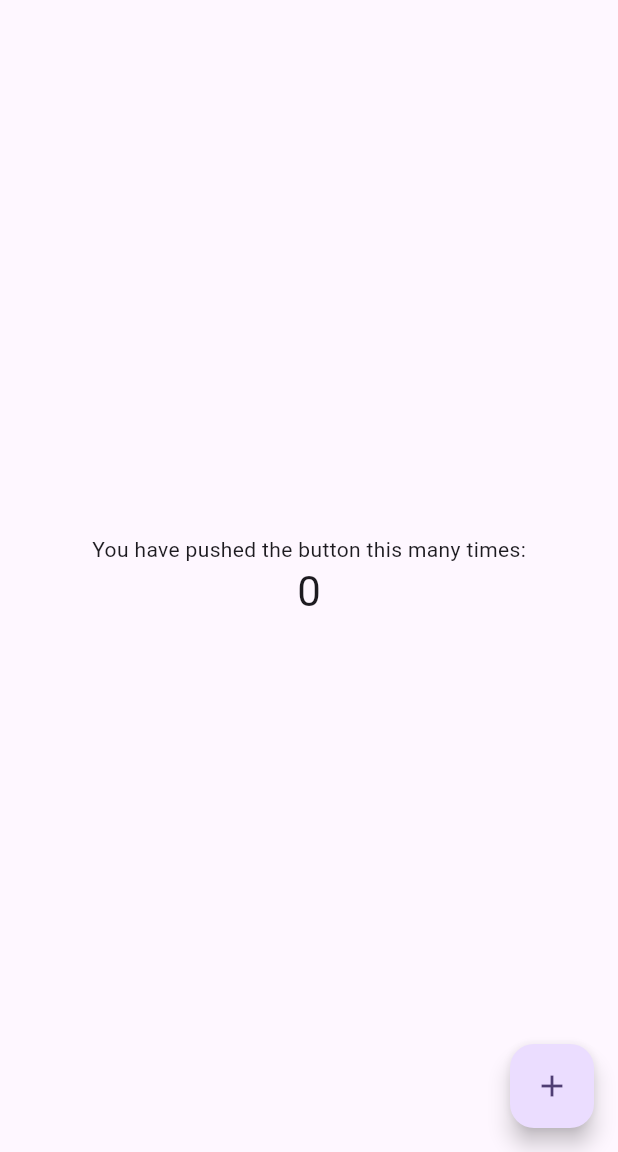
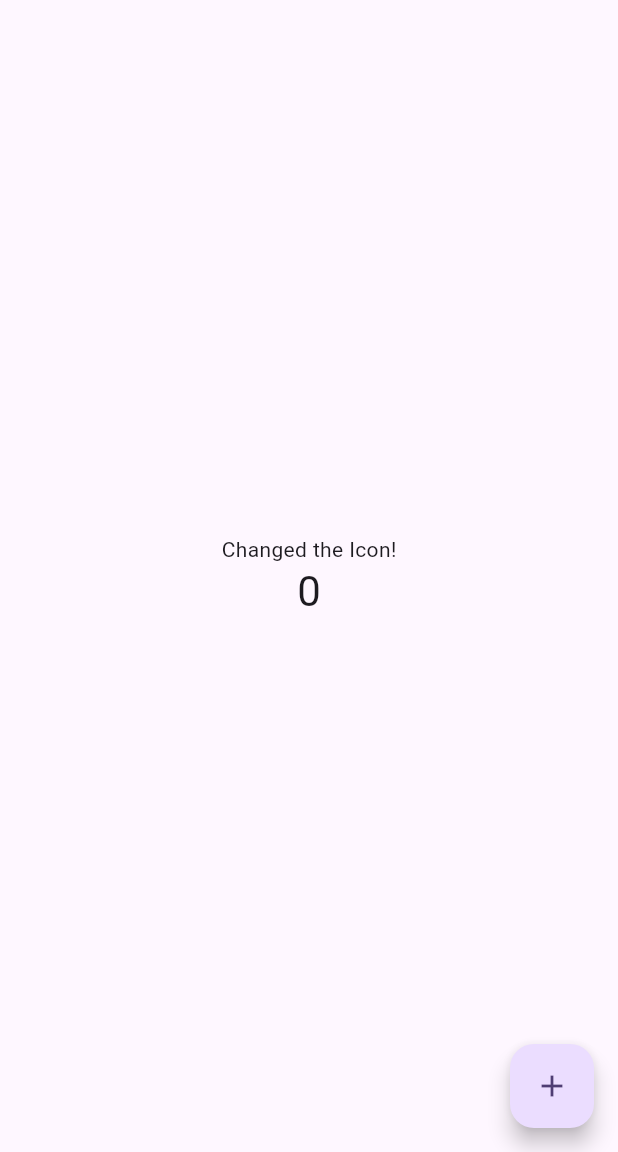
Before and after one commit to SorawitZongkun/learn_flutter_67_1_2, a Flutter app: the screen it shows after launch, on a phone screen of 412 x 824 dp, the part 84-1236 px from its top. Run offline on Flutter 3.47's test engine with Material 3 defaults, Android fonts, the phone set to English and light mode, and no system bars.

```diff
--- a/lib/main.dart
+++ b/lib/main.dart
@@ -7,27 +7,11 @@ void main() {
 class MyApp extends StatelessWidget {
   const MyApp({super.key});
 
-  // This widget is the root of your application.
   @override
   Widget build(BuildContext context) {
     return MaterialApp(
       title: 'Flutter Demo',
       theme: ThemeData(
-        // This is the theme of your application.
-        //
-        // TRY THIS: Try running your application with "flutter run". You'll see
-        // the application has a purple toolbar. Then, without quitting the app,
-        // try changing the seedColor in the colorScheme below to Colors.green
-        // and then invoke "hot reload" (save your changes or press the "hot
-        // reload" button in a Flutter-supported IDE, or press "r" if you used
-        // the command line to start the app).
-        //
-        // Notice that the counter didn't reset back to zero; the application
-        // state is not lost during the reload. To reset the state, use hot
-        // restart instead.
-        //
-        // This works for code too, not just values: Most code changes can be
-        // tested with just a hot reload.
         colorScheme: ColorScheme.fromSeed(seedColor: Colors.deepPurple),
       ),
       home: const MyHomePage(title: 'Flutter Demo Home Page'),
@@ -37,15 +21,6 @@ class MyApp extends StatelessWidget {
 
 class MyHomePage extends StatefulWidget {
   const MyHomePage({super.key, required this.title});
-
-  // This widget is the home page of your application. It is stateful, meaning
-  // that it has a State object (defined below) that contains fields that affect
-  // how it looks.
-
-  // This class is the configuration for the state. It holds the values (in this
-  // case the title) provided by the parent (in this case the App widget) and
-  // used by the build method of the State. Fields in a Widget subclass are
-  // always marked "final".
 
   final String title;
 
@@ -58,53 +33,22 @@ class _MyHomePageState extends State<MyHomePage> {
 
   void _incrementCounter() {
     setState(() {
-      // This call to setState tells the Flutter framework that something has
-      // changed in this State, which causes it to rerun the build method below
-      // so that the display can reflect the updated values. If we changed
-      // _counter without calling setState(), then the build method would not be
-      // called again, and so nothing would appear to happen.
       _counter++;
     });
   }
 
   @override
   Widget build(BuildContext context) {
-    // This method is rerun every time setState is called, for instance as done
-    // by the _incrementCounter method above.
-    //
-    // The Flutter framework has been optimized to make rerunning build methods
-    // fast, so that you can just rebuild anything that needs updating rather
-    // than having to individually change instances of widgets.
     return Scaffold(
       appBar: AppBar(
-        // TRY THIS: Try changing the color here to a specific color (to
-        // Colors.amber, perhaps?) and trigger a hot reload to see the AppBar
-        // change color while the other colors stay the same.
         backgroundColor: Theme.of(context).colorScheme.inversePrimary,
-        // Here we take the value from the MyHomePage object that was created by
-        // the App.build method, and use it to set our appbar title.
         title: Text(widget.title),
       ),
       body: Center(
-        // Center is a layout widget. It takes a single child and positions it
-        // in the middle of the parent.
         child: Column(
-          // Column is also a layout widget. It takes a list of children and
-          // arranges them vertically. By default, it sizes itself to fit its
-          // children horizontally, and tries to be as tall as its parent.
-          //
-          // Column has various properties to control how it sizes itself and
-          // how it positions its children. Here we use mainAxisAlignment to
-          // center the children vertically; the main axis here is the vertical
-          // axis because Columns are vertical (the cross axis would be
-          // horizontal).
-          //
-          // TRY THIS: Invoke "debug painting" (choose the "Toggle Debug Paint"
-          // action in the IDE, or press "p" in the console), to see the
-          // wireframe for each widget.
           mainAxisAlignment: MainAxisAlignment.center,
           children: <Widget>[
-            const Text('You have pushed the button this many times:'),
+            const Text('Changed the Icon!'),
             Text(
               '$_counter',
               style: Theme.of(context).textTheme.headlineMedium,
```
Also changed, not shown: pubspec.yaml (+14 -0 lines), pubspec.lock, 37 other files.
